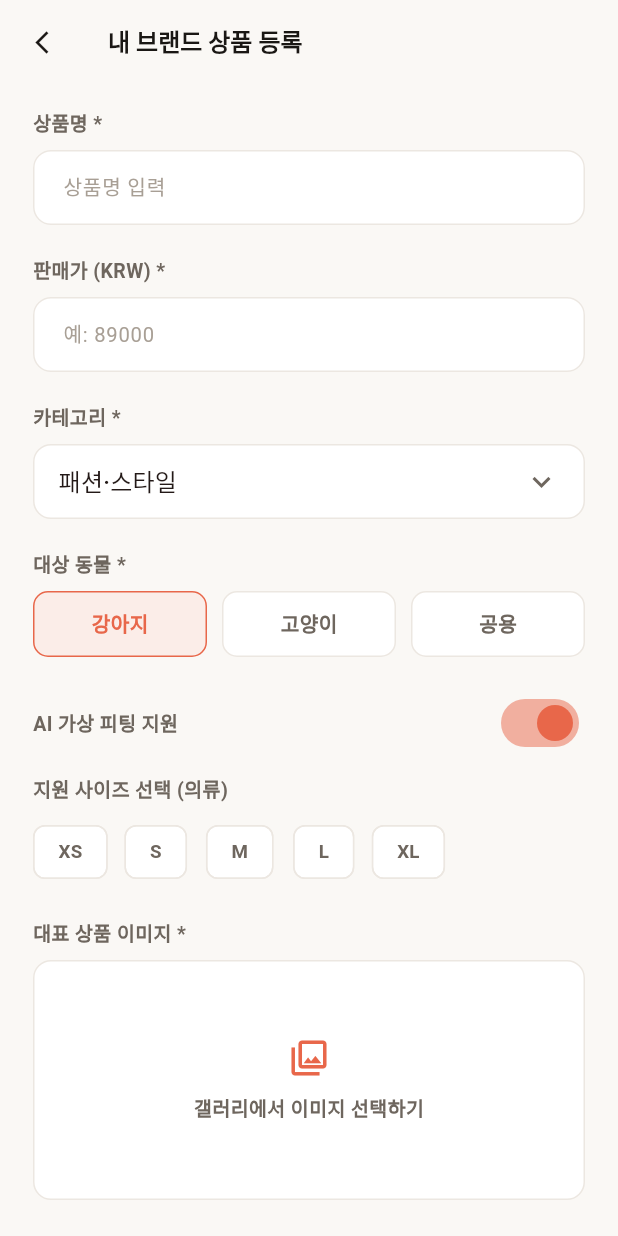
After one commit to try-it-pet/Backend, a Flutter app: the ProductRegisterScreen screen opened directly, on a phone screen of 412 x 824 dp. The commit adds this screen. Run offline on Flutter 3.47's test engine with Material 3 defaults, Android fonts, the phone set to English and light mode, and no system bars; our stand-ins replace app_links, image_picker; accounts and stored records are empty; network calls fail; Roboto replaces fonts that are missing (Pretendard).

Commit message:
feat: add dynamic shop registration and product upload features with DB integration

```diff
--- a/pawdy_flutter/lib/api/client.dart
+++ b/pawdy_flutter/lib/api/client.dart
@@ -7,6 +7,8 @@ import '../models/user.dart';
 import '../models/commerce.dart';
 import '../models/review.dart';
 import '../models/fitting.dart';
+import '../models/shop.dart';
+
 
 /// Pawdy 백엔드(FastAPI) 클라이언트.
 /// 운영 = Railway. 빌드 시 --dart-define=API_BASE=... 로 재정의 가능.
@@ -197,6 +199,71 @@ class Api {
     return Generations.fromJson(jsonDecode(utf8.decode(r.bodyBytes)));
   }
 
+  // ── 상점 & 상품 등록 ──
+  static Future<Shop?> fetchMyShop() async {
+    if (_token == null) return null;
+    final r = await http.get(Uri.parse('$apiBase/products/shops/me'), headers: _authHeaders());
+    if (r.statusCode == 404) return null;
+    if (r.statusCode != 200) return null;
+    final body = jsonDecode(utf8.decode(r.bodyBytes));
+    if (body == null) return null;
+    return Shop.fromJson(body as Map<String, dynamic>);
+  }
+
+  static Future<Shop> createShop(String name, String? description) async {
+    final r = await http.post(
+      Uri.parse('$apiBase/products/shops'),
+      headers: {..._authHeaders(), 'Content-Type': 'application/json'},
+      body: jsonEncode({'name': name, 'description': description}),
+    );
+    if (r.statusCode != 200 && r.statusCode != 201) throw _apiError(r, '상점 등록 실패');
+    return Shop.fromJson(jsonDecode(utf8.decode(r.bodyBytes)) as Map<String, dynamic>);
+  }
+
+  static Future<Product> createProduct({
+    required String brand,
+    required String name,
+    required int price,
+    required String category,
+    required String species,
+    required bool fittable,
+    String? url,
+    List<String>? sizes,
+    required Uint8List imageBytes,
+    required String imageFilename,
+    Uint8List? refImageBytes,
+    String? refImageFilename,
+  }) async {
+    final req = http.MultipartRequest('POST', Uri.parse('$apiBase/products'))
+      ..headers.addAll(_authHeaders())
+      ..fields['brand'] = brand
+      ..fields['name'] = name
+      ..fields['price'] = '$price'
+      ..fields['category'] = category
+      ..fields['species'] = species
+      ..fields['fittable'] = fittable.toString()
+      ..fields['url'] = url ?? '';
+    if (sizes != null && sizes.isNotEmpty) {
+      req.fields['sizes'] = jsonEncode(sizes);
+    }
+    req.files.add(http.MultipartFile.fromBytes(
+      'image_file',
+      imageBytes,
+      filename: imageFilename,
+    ));
+    if (fittable && refImageBytes != null) {
+      req.files.add(http.MultipartFile.fromBytes(
+        'ref_image_file',
+        refImageBytes,
+        filename: refImageFilename ?? 'ref_image.jpg',
+      ));
+    }
+    final res = await http.Response.fromStream(await req.send());
+    if (res.statusCode != 200 && res.statusCode != 201) throw _apiError(res, '상품 등록 실패');
+    return Product.fromJson(jsonDecode(utf8.decode(res.bodyBytes)) as Map<String, dynamic>);
+  }
+
+
   // ── AI 피팅 / 인생네컷 ──
   static Future<TryOnJob> _createJob(
     String path, {
--- a/pawdy_flutter/lib/models/product.dart
+++ b/pawdy_flutter/lib/models/product.dart
@@ -1,6 +1,7 @@
 /// 백엔드 GET /products 응답 항목. models.py Product 스키마와 일치.
 class Product {
   final int id;
+  final int? shopId;
   final String brand;
   final String name;
   final int price;
@@ -15,6 +16,7 @@ class Product {
 
   const Product({
     required this.id,
+    this.shopId,
     required this.brand,
     required this.name,
     required this.price,
@@ -30,6 +32,7 @@ class Product {
 
   factory Product.fromJson(Map<String, dynamic> j) => Product(
         id: j['id'] as int,
+        shopId: j['shop_id'] as int?,
         brand: j['brand'] as String? ?? '',
         name: j['name'] as String? ?? '',
         price: (j['price'] as num?)?.toInt() ?? 0,
--- /dev/null
+++ b/pawdy_flutter/lib/models/shop.dart
@@ -0,0 +1,26 @@
+class Shop {
+  final int id;
+  final String name;
+  final String? description;
+  final String? logoUrl;
+  final int ownerId;
+  final String createdAt;
+
+  const Shop({
+    required this.id,
+    required this.name,
+    this.description,
+    this.logoUrl,
+    required this.ownerId,
+    required this.createdAt,
+  });
+
+  factory Shop.fromJson(Map<String, dynamic> j) => Shop(
+        id: j['id'] as int,
+        name: j['name'] as String? ?? '',
+        description: j['description'] as String?,
+        logoUrl: j['logo_url'] as String?,
+        ownerId: j['owner_id'] as int,
+        createdAt: j['created_at'] as String? ?? '',
+      );
+}
--- a/pawdy_flutter/lib/screens/my_screen.dart
+++ b/pawdy_flutter/lib/screens/my_screen.dart
@@ -8,6 +8,9 @@ import 'orders_screen.dart';
 import 'my_reviews_screen.dart';
 import 'fitting_history_screen.dart';
 import 'coming_soon_screen.dart';
+import 'shop_register_screen.dart';
+import 'product_register_screen.dart';
+
 
 class MyScreen extends StatelessWidget {
   const MyScreen({super.key});
@@ -295,6 +298,21 @@ class MyScreen extends StatelessWidget {
   Widget _menuCard(BuildContext context) {
     final orders = appState.stats?.orders ?? 0;
     final fittings = appState.stats?.fittings ?? 0;
+
+    final String sellerMenuTitle;
+    final VoidCallback sellerMenuAction;
+
+    if (!appState.loggedIn) {
+      sellerMenuTitle = '판매자 등록 (상점 개설)';
+      sellerMenuAction = () => _toast(context, '로그인하면 판매자로 등록할 수 있어요');
+    } else if (appState.shop != null) {
+      sellerMenuTitle = '내 상점 관리 (${appState.shop!.name})';
+      sellerMenuAction = () => _push(context, const ProductRegisterScreen());
+    } else {
+      sellerMenuTitle = '판매자 등록 (상점 개설)';
+      sellerMenuAction = () => _push(context, const ShopRegisterScreen());
+    }
+
     final items = <(String, String, VoidCallback)>[
       ('주문 내역', orders > 0 ? '$orders건' : '', () => _openOrders(context)),
       ('배송 현황', '', () => _push(context,
@@ -313,10 +331,12 @@ class MyScreen extends StatelessWidget {
         }
         _push(context, const MyReviewsScreen());
       }),
+      (sellerMenuTitle, '', sellerMenuAction),
       ('쿠폰 · 포인트', '', () => _push(context,
           const ComingSoonScreen(title: '쿠폰 · 포인트', icon: Icons.confirmation_number_outlined))),
       ('고객센터 · 설정', '', () => _push(context, const SettingsScreen())),
     ];
+
     return Container(
       decoration: BoxDecoration(
         color: Colors.white,
--- /dev/null
+++ b/pawdy_flutter/lib/screens/product_register_screen.dart
@@ -0,0 +1,398 @@
+import 'dart:typed_data';
+import 'package:flutter/material.dart';
+import 'package:image_picker/image_picker.dart';
+import '../api/client.dart';
+import '../state/app_state.dart';
+import '../theme/tokens.dart';
+
+class ProductRegisterScreen extends StatefulWidget {
+  const ProductRegisterScreen({super.key});
+
+  @override
+  State<ProductRegisterScreen> createState() => _ProductRegisterScreenState();
+}
+
+class _ProductRegisterScreenState extends State<ProductRegisterScreen> {
+  final _nameController = TextEditingController();
+  final _priceController = TextEditingController();
+  final _urlController = TextEditingController();
+
+  String _category = 'fashion';
+  String _species = 'dog';
+  bool _fittable = true;
+
+  final List<String> _selectedSizes = [];
+  final List<String> _availableSizes = ['XS', 'S', 'M', 'L', 'XL'];
+
+  Uint8List? _imageBytes;
+  String? _imageFilename;
+
+  Uint8List? _refImageBytes;
+  String? _refImageFilename;
+
+  bool _loading = false;
+
+  void _toast(String m) {
+    if (!mounted) return;
+    ScaffoldMessenger.of(context).showSnackBar(
+      SnackBar(content: Text(m), duration: const Duration(milliseconds: 1800)),
+    );
+  }
+
+  Future<void> _pickImage(bool isRef) async {
+    try {
+      final x = await ImagePicker().pickImage(source: ImageSource.gallery);
+      if (x == null) return;
+      final bytes = await x.readAsBytes();
+      setState(() {
+        if (isRef) {
+          _refImageBytes = bytes;
+          _refImageFilename = x.name;
+        } else {
+          _imageBytes = bytes;
+          _imageFilename = x.name;
+        }
+      });
+    } catch (e) {
+      _toast('이미지를 불러오지 못했습니다: $e');
+    }
+  }
+
+  Future<void> _submit() async {
+    final name = _nameController.text.trim();
+    final priceStr = _priceController.text.trim();
+    final url = _urlController.text.trim();
+
+    if (name.isEmpty) return _toast('상품명을 입력해 주세요');
+    if (priceStr.isEmpty) return _toast('가격을 입력해 주세요');
+    final price = int.tryParse(priceStr);
+    if (price == null || price <= 0) return _toast('올바른 가격을 입력해 주세요');
+    if (_imageBytes == null || _imageFilename == null) return _toast('대표 상품 이미지를 업로드해 주세요');
+    if (_fittable && _refImageBytes == null) return _toast('AI 피팅용 의상 이미지를 업로드해 주세요');
+
+    setState(() => _loading = true);
+
+    try {
+      final brand = appState.shop?.name ?? '브랜드';
+      await Api.createProduct(
+        brand: brand,
+        name: name,
+        price: price,
+        category: _category,
+        species: _species,
+        fittable: _fittable,
+        url: url.isEmpty ? null : url,
+        sizes: _category == 'fashion' && _selectedSizes.isNotEmpty ? _selectedSizes : null,
+        imageBytes: _imageBytes!,
+        imageFilename: _imageFilename!,
+        refImageBytes: _fittable ? _refImageBytes : null,
+        refImageFilename: _fittable ? _refImageFilename : null,
+      );
+
+      await appState.load(); // 상품 카탈로그 갱신
+      _toast('상품 등록이 완료되었습니다');
+      if (mounted) Navigator.of(context).pop();
+    } catch (e) {
+      _toast('$e');
+    } finally {
+      if (mounted) setState(() => _loading = false);
+    }
+  }
+
+  Widget _label(String text) => Padding(
+        padding: const EdgeInsets.only(bottom: 8),
+        child: Text(text,
+            style: const TextStyle(
+                fontSize: 13, fontWeight: FontWeight.w700, color: T.sub)),
+      );
+
+  @override
+  Widget build(BuildContext context) {
+    final brand = appState.shop?.name ?? '내 브랜드';
+    return Scaffold(
+      backgroundColor: T.paper,
+      appBar: AppBar(
+        title: Text('$brand 상품 등록',
+            style: const TextStyle(
+                fontSize: 16, fontWeight: FontWeight.w800, color: T.ink)),
+        backgroundColor: T.paper,
+        elevation: 0,
+        leading: IconButton(
+          icon: const Icon(Icons.arrow_back_ios_new, size: 18, color: T.ink),
+          onPressed: () => Navigator.of(context).pop(),
+        ),
+      ),
+      body: SafeArea(
+        child: SingleChildScrollView(
+          padding: const EdgeInsets.symmetric(horizontal: 22, vertical: 16),
+          child: Column(
+            crossAxisAlignment: CrossAxisAlignment.start,
+            children: [
+              _label('상품명 *'),
+              TextField(
+                controller: _nameController,
+                decoration: _inputDecoration('상품명 입력'),
+                style: const TextStyle(fontSize: 14.5, color: T.ink),
+              ),
+              const SizedBox(height: 20),
+
+              _label('판매가 (KRW) *'),
+              TextField(
+                controller: _priceController,
+                keyboardType: TextInputType.number,
+                decoration: _inputDecoration('예: 89000'),
+                style: const TextStyle(fontSize: 14.5, color: T.ink),
+              ),
+              const SizedBox(height: 20),
+
+              _label('카테고리 *'),
+              Container(
+                padding: const EdgeInsets.symmetric(horizontal: 16),
+                decoration: BoxDecoration(
+                  color: Colors.white,
+                  borderRadius: BorderRadius.circular(12),
+                  border: Border.all(color: T.line),
+                ),
+                child: DropdownButtonHideUnderline(
+                  child: DropdownButton<String>(
+                    value: _category,
+                    isExpanded: true,
+                    icon: const Icon(Icons.keyboard_arrow_down, color: T.sub),
+                    items: const [
+                      DropdownMenuItem(value: 'fashion', child: Text('패션·스타일')),
+                      DropdownMenuItem(value: 'care', child: Text('데일리케어')),
+                      DropdownMenuItem(value: 'active', child: Text('액티브·아웃도어')),
+                      DropdownMenuItem(value: 'wellness', child: Text('헬스·웰니스')),
+                      DropdownMenuItem(value: 'home', child: Text('홈·인테리어')),
+                    ],
+                    onChanged: (val) {
+                      if (val != null) {
+                        setState(() {
+                          _category = val;
+                          if (_category != 'fashion') {
+                            _fittable = false;
+                          } else {
+                            _fittable = true;
+                          }
+                        });
+                      }
+                    },
+                  ),
+                ),
+              ),
+              const SizedBox(height: 20),
+
+              _label('대상 동물 *'),
+              Row(
+                children: [
+                  _radioOption('강아지', 'dog'),
+                  const SizedBox(width: 10),
+                  _radioOption('고양이', 'cat'),
+                  const SizedBox(width: 10),
+                  _radioOption('공용', 'all'),
+                ],
+              ),
+              const SizedBox(height: 20),
+
+              if (_category == 'fashion') ...[
+                Row(
+                  mainAxisAlignment: MainAxisAlignment.spaceBetween,
+                  children: [
+                    const Text('AI 가상 피팅 지원',
+                        style: TextStyle(
+                            fontSize: 13,
+                            fontWeight: FontWeight.w700,
+                            color: T.sub)),
+                    Switch(
+                      value: _fittable,
+                      activeColor: T.accent,
+                      onChanged: (val) => setState(() => _fittable = val),
+                    ),
+                  ],
+                ),
+                const SizedBox(height: 10),
+                if (_fittable) ...[
+                  _label('지원 사이즈 선택 (의류)'),
+                  Wrap(
+                    spacing: 8,
+                    children: _availableSizes.map((sz) {
+                      final isSel = _selectedSizes.contains(sz);
+                      return ChoiceChip(
+                        label: Text(sz,
+                            style: TextStyle(
+                                fontSize: 12.5,
+                                fontWeight: FontWeight.bold,
+                                color: isSel ? Colors.white : T.sub)),
+                        selected: isSel,
+                        selectedColor: T.accent,
+                        backgroundColor: Colors.white,
+                        shape: RoundedRectangleBorder(
+                            borderRadius: BorderRadius.circular(8),
+                            side: BorderSide(color: isSel ? T.accent : T.line)),
+                        onSelected: (selected) {
+                          setState(() {
+                            if (selected) {
+                              _selectedSizes.add(sz);
+                            } else {
+                              _selectedSizes.remove(sz);
+                            }
+                          });
+                        },
+                      );
+                    }).toList(),
+                  ),
+                  const SizedBox(height: 20),
+                ],
+              ],
+
+              _label('대표 상품 이미지 *'),
+              _imagePickerBox(false),
+              const SizedBox(height: 20),
+
+              if (_fittable) ...[
+                _label('AI 피팅용 의상 이미지 (누끼/단색 배경) *'),
+                _imagePickerBox(true),
+                const SizedBox(height: 20),
+              ],
+
+              _label('상세 판매 페이지 URL (선택)'),
+              TextField(
+                controller: _urlController,
+                decoration: _inputDecoration('https://...'),
+                style: const TextStyle(fontSize: 14.5, color: T.ink),
+              ),
+              const SizedBox(height: 40),
+
+              SizedBox(
+                width: double.infinity,
+                height: 52,
+                child: FilledButton(
+                  onPressed: _loading ? null : _submit,
+                  style: FilledButton.styleFrom(
+                    backgroundColor: _loading ? T.muted : T.accent,
+                    shape: RoundedRectangleBorder(
+                        borderRadius: BorderRadius.circular(12)),
+                  ),
+                  child: _loading
+                      ? const SizedBox(
+                          width: 20,
+                          height: 20,
+                          child: CircularProgressIndicator(
+                              color: Colors.white, strokeWidth: 2),
+                        )
+                      : const Text('상품 등록 완료',
+                          style: TextStyle(
+                              fontSize: 14.5,
+                              fontWeight: FontWeight.w800,
+                              color: Colors.white)),
+                ),
+              ),
+              const SizedBox(height: 24),
+            ],
+          ),
+        ),
+      ),
+    );
+  }
+
+  Widget _radioOption(String label, String value) {
+    final active = _species == value;
+    return Expanded(
+      child: GestureDetector(
+        onTap: () => setState(() => _species = value),
+        child: Container(
+          height: 44,
+          alignment: Alignment.center,
+          decoration: BoxDecoration(
+            color: active ? T.accentSoft : Colors.white,
+            borderRadius: BorderRadius.circular(10),
+            border: Border.all(color: active ? T.accent : T.line),
+          ),
+          child: Text(label,
+              style: TextStyle(
+                  fontSize: 13.5,
+                  fontWeight: FontWeight.bold,
+                  color: active ? T.accent : T.sub)),
+        ),
+      ),
+    );
+  }
+
+  Widget _imagePickerBox(bool isRef) {
+    final bytes = isRef ? _refImageBytes : _imageBytes;
+    final filename = isRef ? _refImageFilename : _imageFilename;
+    return GestureDetector(
+      onTap: () => _pickImage(isRef),
+      child: Container(
+        width: double.infinity,
+        height: 160,
+        decoration: BoxDecoration(
+          color: Colors.white,
+          borderRadius: BorderRadius.circular(12),
+          border: Border.all(color: T.line),
+        ),
+        clipBehavior: Clip.antiAlias,
+        child: bytes != null
+            ? Stack(
+                children: [
+                  Positioned.fill(child: Image.memory(bytes, fit: BoxFit.contain)),
+                  Positioned(
+                    bottom: 0,
+                    left: 0,
+                    right: 0,
+                    child: Container(
+                      padding: const EdgeInsets.symmetric(vertical: 6, horizontal: 12),
+                      color: Colors.black54,
+                      child: Text(filename ?? 'image',
+                          maxLines: 1,
+                          overflow: TextOverflow.ellipsis,
+                          style: const TextStyle(fontSize: 11, color: Colors.white)),
+                    ),
+                  ),
+                ],
+              )
+            : const Column(
+                mainAxisAlignment: MainAxisAlignment.center,
+                children: [
+                  Icon(Icons.photo_library_outlined, color: T.accent, size: 28),
+                  SizedBox(height: 10),
+                  Text('갤러리에서 이미지 선택하기',
+                      style: TextStyle(
+                          fontSize: 13,
+                          fontWeight: FontWeight.w600,
+                          color: T.sub)),
+                ],
+              ),
+      ),
+    );
+  }
+
+  InputDecoration _inputDecoration(String hint) => InputDecoration(
+        hintText: hint,
+        hintStyle: const TextStyle(color: T.muted2, fontSize: 13.5),
+        filled: true,
+        fillColor: Colors.white,
+        contentPadding:
+            const EdgeInsets.symmetric(horizontal: 16, vertical: 14),
+        border: OutlineInputBorder(
+          borderRadius: BorderRadius.circular(12),
+          borderSide: const BorderSide(color: T.line),
+        ),
+        enabledBorder: OutlineInputBorder(
+          borderRadius: BorderRadius.circular(12),
+          borderSide: const BorderSide(color: T.line),
+        ),
+        focusedBorder: OutlineInputBorder(
+          borderRadius: BorderRadius.circular(12),
+          borderSide: const BorderSide(color: T.accent),
+        ),
+      );
+
+  @override
+  void dispose() {
+    _nameController.dispose();
+    _priceController.dispose();
+    _urlController.dispose();
+    super.dispose();
+  }
+}
--- a/pawdy_flutter/lib/screens/settings_screen.dart
+++ b/pawdy_flutter/lib/screens/settings_screen.dart
@@ -60,7 +60,7 @@ class _SettingsScreenState extends State<SettingsScreen> {
                   _card([
                     _tap('문의하기', () => _toast('문의 기능은 준비 중이에요')),
                     _tap('이용약관 · 개인정보', () => _toast('준비 중이에요')),
-                    _row('앱 버전', '1.0.0 ($_buildTag)'),
+                    _row('앱 버전', '1.2.0 ($_buildTag)'),
                   ]),
                   const SizedBox(height: 14),
                   if (user != null)
--- a/pawdy_flutter/pubspec.yaml
+++ b/pawdy_flutter/pubspec.yaml
@@ -16,7 +16,7 @@ publish_to: 'none' # Remove this line if you wish to publish to pub.dev
 # https://developer.apple.com/library/archive/documentation/General/Reference/InfoPlistKeyReference/Articles/CoreFoundationKeys.html
 # In Windows, build-name is used as the major, minor, and patch parts
 # of the product and file versions while build-number is used as the build suffix.
-version: 1.0.0+1
+version: 1.2.0+3
 
 environment:
   sdk: ^3.12.2
```
Also changed, not shown: pawdy_flutter/lib/screens/shop_register_screen.dart (added, +176 -0 lines), pawdy_flutter/lib/state/app_state.dart (+17 -0 lines), 8 other files.
